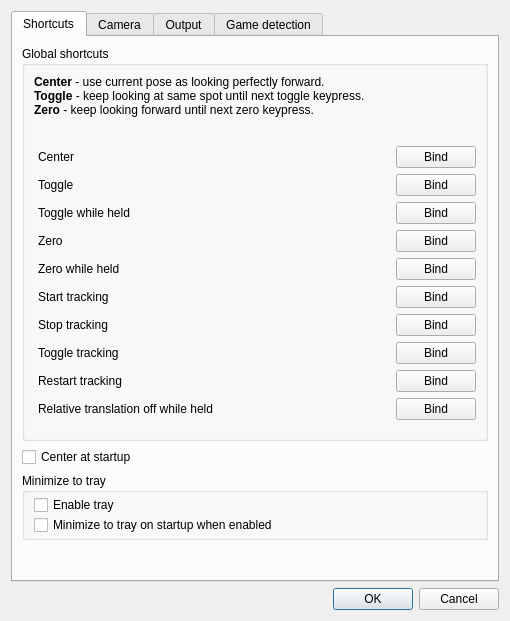
opentrack/opentrack, file gui/options-dialog.ui: the form before one commit.
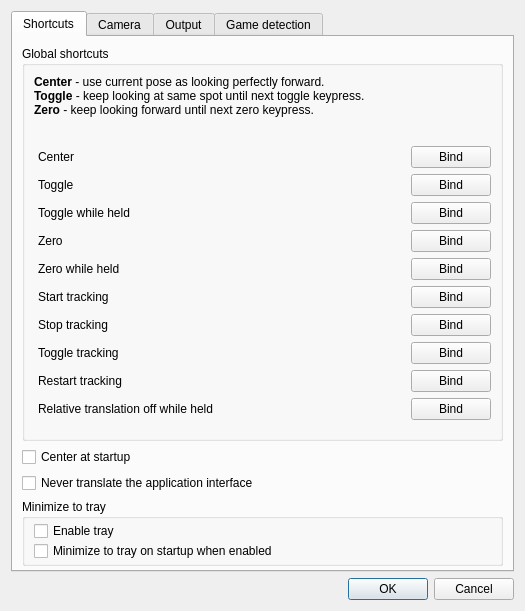
The form after the commit. Icons and pictures are not drawn. Custom widgets are drawn as their Qt base class.

Commit message: gui: allow for disabling translation

The edit to the form file:
```diff
--- a/gui/options-dialog.ui
+++ b/gui/options-dialog.ui
@@ -6,8 +6,8 @@
    <rect>
     <x>0</x>
     <y>0</y>
-    <width>510</width>
-    <height>621</height>
+    <width>525</width>
+    <height>603</height>
    </rect>
   </property>
   <property name="windowTitle">
@@ -336,6 +336,53 @@
          </property>
         </widget>
        </item>
+       <item>
+        <widget class="QFrame" name="frame_3">
+         <property name="frameShape">
+          <enum>QFrame::NoFrame</enum>
+         </property>
+         <layout class="QHBoxLayout" name="horizontalLayout_2">
+          <property name="spacing">
+           <number>0</number>
+          </property>
+          <property name="leftMargin">
+           <number>0</number>
+          </property>
+          <property name="topMargin">
+           <number>0</number>
+          </property>
+          <property name="rightMargin">
+           <number>0</number>
+          </property>
+          <property name="bottomMargin">
+           <number>0</number>
+          </property>
+          <item>
+           <widget class="QCheckBox" name="disable_translation">
+            <property name="sizePolicy">
+             <sizepolicy hsizetype="Minimum" vsizetype="Preferred">
+              <horstretch>0</horstretch>
+              <verstretch>0</verstretch>
+             </sizepolicy>
+            </property>
+            <property name="text">
+             <string>Never translate the application interface</string>
+            </property>
+           </widget>
+          </item>
+          <item>
+           <widget class="QLabel" name="label_29">
+            <property name="text">
+             <string/>
+            </property>
+            <property name="pixmap">
+             <pixmap resource="opentrack-res.qrc">:/images/english.png</pixmap>
+            </property>
+           </widget>
+          </item>
+         </layout>
+        </widget>
+       </item>
        <item>
         <widget class="QGroupBox" name="groupBox_11">
          <property name="title">
@@ -353,6 +400,12 @@
           </property>
           <item>
            <widget class="QCheckBox" name="trayp">
+            <property name="sizePolicy">
+             <sizepolicy hsizetype="Minimum" vsizetype="Preferred">
+              <horstretch>0</horstretch>
+              <verstretch>0</verstretch>
+             </sizepolicy>
+            </property>
             <property name="text">
              <string>Enable tray</string>
             </property>
@@ -360,6 +413,12 @@
           </item>
           <item>
            <widget class="QCheckBox" name="tray_start">
+            <property name="sizePolicy">
+             <sizepolicy hsizetype="Minimum" vsizetype="Preferred">
+              <horstretch>0</horstretch>
+              <verstretch>0</verstretch>
+             </sizepolicy>
+            </property>
             <property name="text">
              <string>Minimize to tray on startup when enabled</string>
             </property>
```
Left out of the diff: 7 changed lines with no effect on the pictures. The commit also changes 5 other files.
